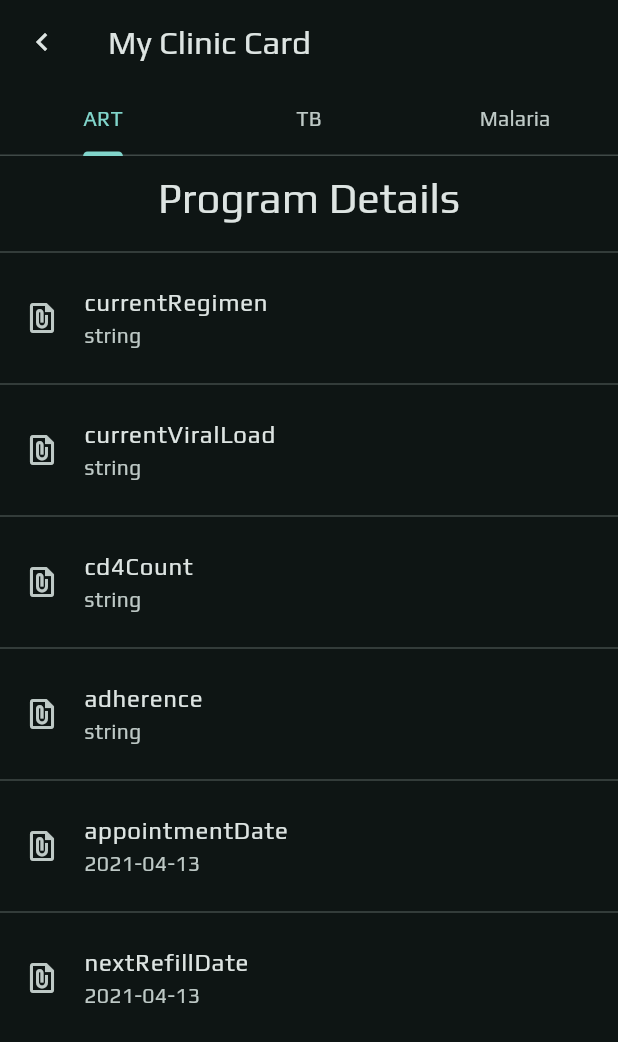
After one commit to palladiumkenya/nishauri_new, a Flutter app: the screen it shows after launch, item 2 of the bottom bar chosen, after a tap on the "file present" icon, on a phone screen of 412 x 824 dp. The commit adds this screen. Shown: the top 1042 px of the screen. Run offline on Flutter 3.47's test engine with Material 3 defaults, Android fonts, the phone set to English and light mode, and no system bars; our stand-ins replace carousel_slider, dots_indicator, dropdown_search, fl_chart, flutter_expandable_fab, flutter_form_builder and 13 more; missing offline and left inert: dart:ffi, flutter_web_auth_2.

Commit message:
Add my clinic card

```diff
--- /dev/null
+++ b/assets/data/clinic_card.json
@@ -0,0 +1,33 @@
+{
+  "programs": [
+    {
+      "name": "ART",
+      "items": {
+        "currentRegimen": "string",
+        "currentViralLoad": "string",
+        "cd4Count": "string",
+        "adherence": "string",
+        "appointmentDate": "2021-04-13",
+        "nextRefillDate": "2021-04-13"
+      }
+    },
+    {
+      "name": "TB",
+      "items": {
+        "treatmentPlan": "string",
+        "drugAdherence": "string",
+        "treatmentOutcome": "string",
+        "lastFollowUpDate": "2021-04-13"
+      }
+    },
+    {
+      "name": "Malaria",
+      "items": {
+        "diagnosis": "string",
+        "treatment": "string",
+        "recoveryStatus": "string",
+        "nextCheckupDate": "2021-04-13"
+      }
+    }
+  ]
+}
--- a/lib/src/app/navigation/app_router.dart
+++ b/lib/src/app/navigation/app_router.dart
@@ -14,6 +14,7 @@ import 'package:nishauri/src/features/auth/presentation/pages/SplashScreen.dart'
 import 'package:nishauri/src/features/auth/presentation/pages/VerificationScreen.dart';
 import 'package:nishauri/src/features/auth/presentation/pages/WelcomeScreen.dart';
 import 'package:nishauri/src/features/bmi/presentation/pages/BMICalculatorScreen.dart';
+import 'package:nishauri/src/features/clinic_card/presentation/pages/ClinicCardScreen.dart';
 import 'package:nishauri/src/features/common/presentation/pages/MainScreen.dart';
 import 'package:nishauri/src/features/dashboard/presentation/pages/Dashboard.dart';
 import 'package:nishauri/src/features/events_calendar/presentation/pages/EventsCalendar.dart';
@@ -230,6 +231,13 @@ final List<RouteBase> secureRoutes = [
     },
   ),
   GoRoute(
+    name: RouteNames.MY_CLINIC_CARD,
+    path: 'clinic-card',
+    builder: (BuildContext context, GoRouterState state) {
+      return const ClinicCardScreen();
+    },
+  ),
+  GoRoute(
     name: RouteNames.TREATMENT_SUPPORT,
     path: 'treatment-support',
     builder: (BuildContext context, GoRouterState state) {
--- a/lib/src/app/navigation/menu/menuItems.dart
+++ b/lib/src/app/navigation/menu/menuItems.dart
@@ -76,6 +76,11 @@ List<MenuItem> getGenericMenuItems(BuildContext context) {
       onPressed: () => context.goNamed(RouteNames.LAB_RESULTS),
     ),
     MenuItem(
+      icon: Icons.file_present,
+      title: MenuItemNames.MY_CLINIC_CARD,
+      onPressed: () => context.goNamed(RouteNames.MY_CLINIC_CARD),
+    ),
+    MenuItem(
       icon: Icons.group,
       title: MenuItemNames.TREATMENT_SUPPORT,
       onPressed: () => context.goNamed(RouteNames.TREATMENT_SUPPORT),
--- /dev/null
+++ b/lib/src/features/clinic_card/data/models/program.dart
@@ -0,0 +1,22 @@
+import 'package:freezed_annotation/freezed_annotation.dart';
+import 'package:uuid/uuid.dart';
+part 'program.freezed.dart';
+
+
+@freezed
+class Program with _$Program {
+  const factory Program({
+    required String id,
+    required String name,
+    required Map<String, String> items,
+  }) = _Program;
+
+  factory Program.fromJson(Map<String, dynamic> json) {
+    final uuid = const Uuid().v4();
+    return Program(
+      id:uuid,
+      name: json['name'],
+      items: Map<String, String>.from(json['items']),
+    );
+  }
+}
--- /dev/null
+++ b/lib/src/features/clinic_card/data/providers/programProvider.dart
@@ -0,0 +1,10 @@
+import 'package:flutter_riverpod/flutter_riverpod.dart';
+import 'package:nishauri/src/features/clinic_card/data/models/program.dart';
+import 'package:nishauri/src/features/clinic_card/data/repository/ProgramRepository.dart';
+import 'package:nishauri/src/features/clinic_card/data/services/ProgramService.dart';
+
+final programProvider = FutureProvider<List<Program>>((ref) async {
+  final service = ProgramService();
+  final repository = ProgramRepository(service);
+  return await repository.getPrograms();
+});
--- /dev/null
+++ b/lib/src/features/clinic_card/data/repository/ProgramRepository.dart
@@ -0,0 +1,13 @@
+import 'package:nishauri/src/features/clinic_card/data/models/program.dart';
+import 'package:nishauri/src/features/clinic_card/data/services/ProgramService.dart';
+
+class ProgramRepository {
+  final ProgramService _service;
+
+  ProgramRepository(this._service);
+
+  Future<List<Program>> getPrograms() async {
+    final programs = await _service.getPrograms();
+    return programs;
+  }
+}
--- /dev/null
+++ b/lib/src/features/clinic_card/data/services/ProgramService.dart
@@ -0,0 +1,13 @@
+import 'dart:convert';
+import 'package:nishauri/src/features/clinic_card/data/models/program.dart';
+import 'package:nishauri/src/shared/interfaces/HTTPService.dart';
+import 'package:nishauri/src/utils/helpers.dart';
+
+class ProgramService extends HTTPService {
+  Future<List<Program>> getPrograms() async {
+    final data = await loadJsonData('assets/data/clinic_card.json');
+    final List<dynamic> jsonList = jsonDecode(data)['programs'];
+    final programs = jsonList.map((json) => Program.fromJson(json)).toList();
+    return programs;
+  }
+}
--- /dev/null
+++ b/lib/src/features/clinic_card/presentation/pages/ClinicCardScreen.dart
@@ -0,0 +1,39 @@
+import 'package:flutter/material.dart';
+import 'package:flutter_riverpod/flutter_riverpod.dart';
+import 'package:go_router/go_router.dart';
+import 'package:nishauri/src/features/clinic_card/data/providers/programProvider.dart';
+import 'package:nishauri/src/features/clinic_card/presentation/widgets/clinicalDetails.dart';
+
+class ClinicCardScreen extends ConsumerWidget {
+  const ClinicCardScreen({Key? key}) : super(key: key);
+
+  @override
+  Widget build(BuildContext context, WidgetRef ref) {
+    final programAsync = ref.watch(programProvider);
+
+    return programAsync.when(
+      data: (data) {
+        return DefaultTabController(
+          length: data.length,
+          child: Scaffold(
+            appBar: AppBar(
+              leading: IconButton(
+                onPressed: () => context.pop(),
+                icon: const Icon(Icons.chevron_left),
+              ),
+              title: const Text("My Clinic Card"),
+              bottom: TabBar(
+                tabs: data.map((program) => Tab(text: program.name)).toList(),
+              ),
+            ),
+            body: TabBarView(
+              children: data.map((program) => ClinicalDetailsTab(program: program)).toList(),
+            ),
+          ),
+        );
+      },
+      error: (error, _) => Center(child: Text(error.toString())),
+      loading: () => const Center(child: CircularProgressIndicator()),
+    );
+  }
+}
--- /dev/null
+++ b/lib/src/features/clinic_card/presentation/widgets/clinicalDetails.dart
@@ -0,0 +1,44 @@
+import 'package:flutter/material.dart';
+import 'package:nishauri/src/features/clinic_card/data/models/program.dart';
+import 'package:nishauri/src/shared/display/AppCard.dart';
+import 'package:nishauri/src/utils/constants.dart';
+
+class ClinicalDetailsTab extends StatelessWidget {
+  final Program program;
+  const ClinicalDetailsTab({Key? key, required this.program}) : super(key: key);
+
+  @override
+  Widget build(BuildContext context) {
+    final theme = Theme.of(context);
+    return Column(
+      children: [
+        Padding(
+          padding: const EdgeInsets.all(Constants.SPACING),
+          child: Text(
+            "Program Details",
+            style: theme.textTheme.headlineMedium,
+          ),
+        ),
+        Expanded(
+          child: ListView.builder(
+            itemCount: program.items.length,
+            itemBuilder: (BuildContext context, int index) {
+              final itemName = program.items.keys.toList()[index];
+              final itemValue = program.items.values.toList()[index];
+              return Column(
+                children: [
+                  const Divider(),
+                  ListTile(
+                    leading: const Icon(Icons.file_present),
+                    title: Text(itemName),
+                    subtitle: Text(itemValue),
+                  ),
+                ],
+              );
+            },
+          ),
+        ),
+      ],
+    );
+  }
+}
--- a/lib/src/features/lab/data/providers/VirolLoadprovider.dart
+++ b/lib/src/features/lab/data/providers/VirolLoadprovider.dart
@@ -1,15 +1,8 @@
 import 'package:flutter_riverpod/flutter_riverpod.dart';
 import 'package:nishauri/src/features/lab/data/models/viral_load.dart';
 import 'package:nishauri/src/features/lab/data//services/ViralLoadService.dart';
-import 'package:nishauri/src/features/lab/data/repository/ViralLoadRepository.dart';
-
-// final viralLoadProvider = FutureProvider<List<ViralLoad>>((ref) async {
-//   ViralLoadService service = ViralLoadService();
-//   ViralLoadRepository repository = ViralLoadRepository(service);
-//   return await repository.getViralLoads();
-// });
 
 final viralLoadProvider = FutureProvider<List<ViralLoad>>((ref) async {
   ViralLoadService service = ViralLoadService();
-  return await service.getViralLoads(); // Corrected to return Future<List<ViralLoad>>
+  return await service.getViralLoads();
 });
--- a/lib/src/features/lab/data/services/ViralLoadService.dart
+++ b/lib/src/features/lab/data/services/ViralLoadService.dart
@@ -6,12 +6,6 @@ import 'package:nishauri/src/shared/interfaces/HTTPService.dart';
 import 'package:nishauri/src/utils/helpers.dart';
 
 class ViralLoadService extends HTTPService {
-  // Future<List<ViralLoad>> getViralLoads() async {
-  //   final data = await loadJsonData('assets/data/viral_load.json');
-  //   final json = jsonDecode(data); // Assuming visits.json contains a single object
-  //   final viralLoad = ViralLoad.fromJson(json);
-  //   return [viralLoad]; // Return a list containing the single viral load object
-  // }
   Future<List<ViralLoad>> getViralLoads() async {
     final data = await loadJsonData('assets/data/viral_load.json');
     final List<dynamic> jsonList = jsonDecode(data)['msg']; // Access the 'msg' array
--- a/lib/src/features/lab/presentation/pages/LabResults.dart
+++ b/lib/src/features/lab/presentation/pages/LabResults.dart
@@ -1,11 +1,7 @@
 import 'package:flutter/material.dart';
 import 'package:flutter_riverpod/flutter_riverpod.dart';
-import 'package:go_router/go_router.dart';
-import 'package:intl/intl.dart';
 import 'package:nishauri/src/features/lab/data/providers/VirolLoadprovider.dart';
-import 'package:nishauri/src/shared/display/AppSearch.dart';
 import 'package:nishauri/src/utils/constants.dart';
-import 'package:nishauri/src/utils/routes.dart';
 
 class LabResults extends StatelessWidget {
   const LabResults({Key? key}) : super(key: key);
--- a/lib/src/utils/routes.dart
+++ b/lib/src/utils/routes.dart
@@ -36,7 +36,7 @@ class RouteNames {
 
 
   static const LAB_RESULTS = "lab-results";
-  static const LAB_RESULT_DETAIL = "lab-result-detail";
+  static const MY_CLINIC_CARD = "clinic-card";
 }
 
 class MenuItemNames {
@@ -54,6 +54,7 @@ class MenuItemNames {
   static const HYPERTENSION_PROGRAM_MENU = "Hypertension";
   static const FACILITY_VISITS = "Visits";
   static const LAB_RESULTS = "Lab Results";
+  static const MY_CLINIC_CARD = "My Clinic Card";
 }
 
 class ProgramCodeNames {
```
Also changed, not shown: lib/src/features/lab/data/models/viral_load.dart (+1 -13 lines), lib/src/features/clinic_card/data/models/program.freezed.dart (added).
